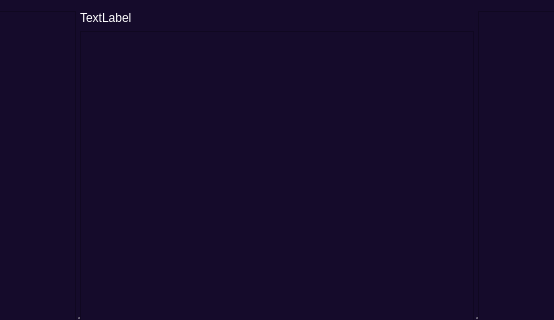
Qt form pussyGram/pussyGram.ui (P1P0P/qt_messenger) before a commit; both pictures show x 217 to 771 and y 0 to 320 of the 988 by 648 pixel window.
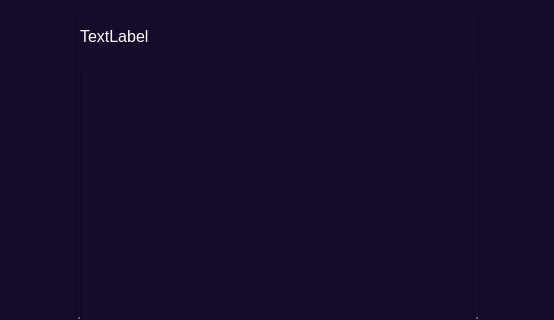
The same form after that commit. Icons and pictures are not drawn.

Patch:
```diff
--- a/pussyGram/pussyGram.ui
+++ b/pussyGram/pussyGram.ui
@@ -54,6 +54,17 @@
       <layout class="QVBoxLayout" name="verticalLayout" stretch="0,0">
        <item>
         <widget class="QLabel" name="label">
+         <property name="minimumSize">
+          <size>
+           <width>0</width>
+           <height>50</height>
+          </size>
+         </property>
+         <property name="font">
+          <font>
+           <pointsize>12</pointsize>
+          </font>
+         </property>
          <property name="text">
           <string>TextLabel</string>
          </property>
```
Left out of the diff: 17 changed lines with no effect on the pictures.
